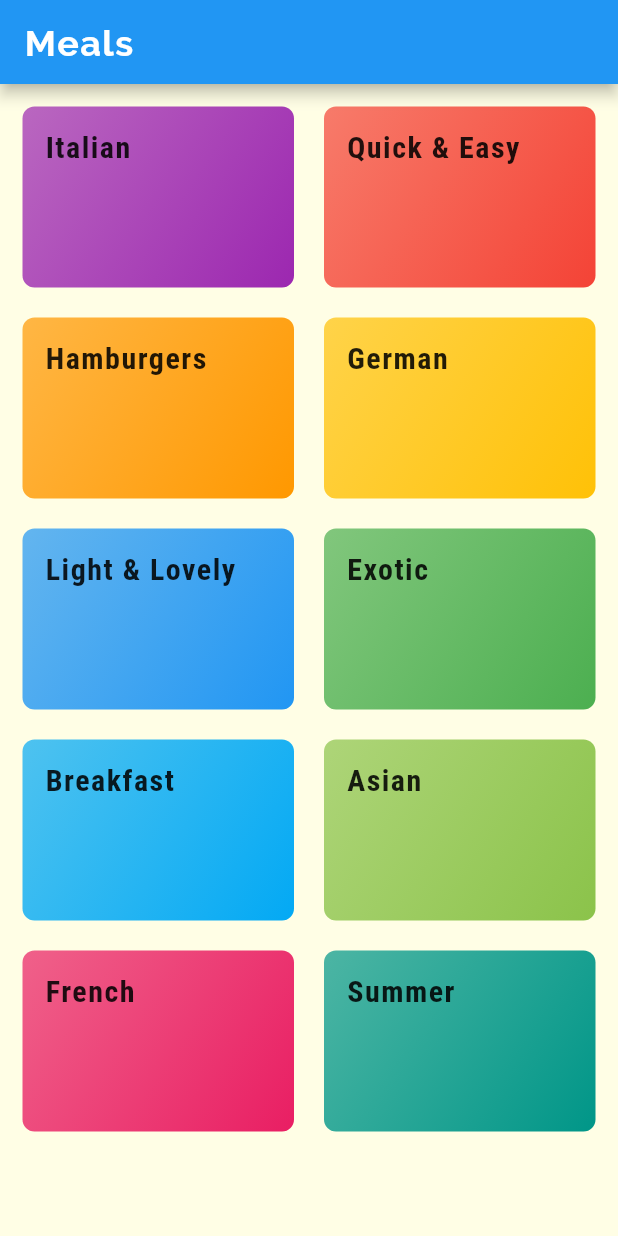
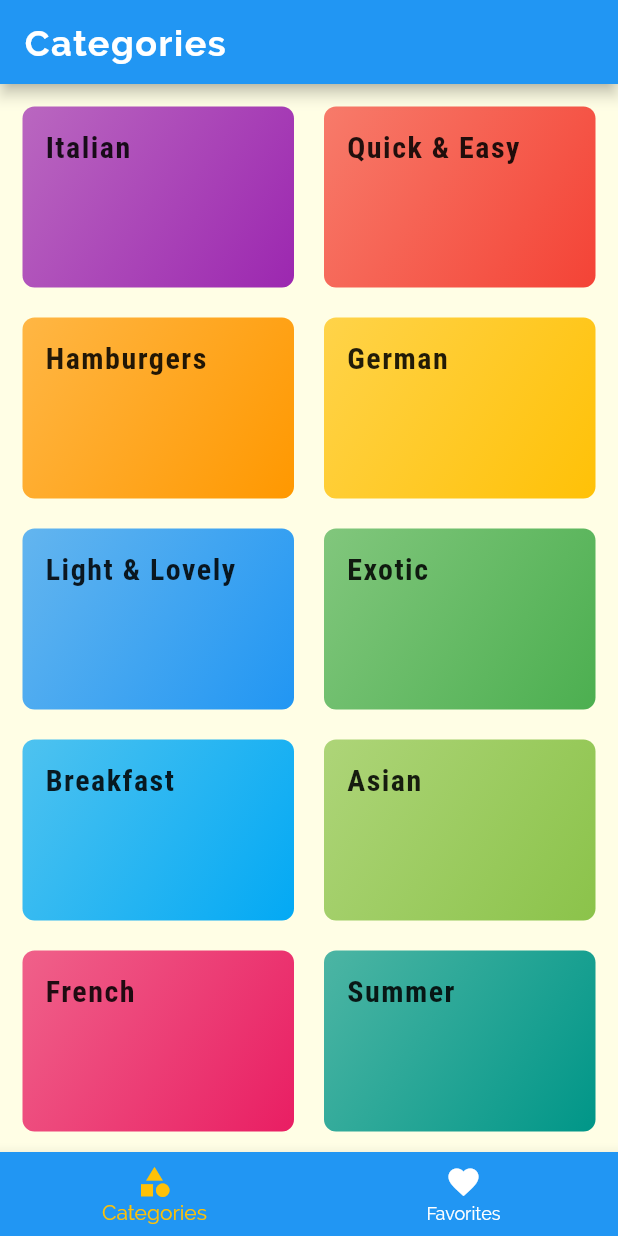
Before and after one commit to zerosand1s/meals, a Flutter app: the screen it shows after launch, on a phone screen of 412 x 824 dp. Run offline on Flutter 3.47's test engine with Material 2 defaults, Android fonts, the phone set to English and light mode, and no system bars.

Commit message:
add bottom navigation bar

```diff
--- a/lib/main.dart
+++ b/lib/main.dart
@@ -3,6 +3,7 @@ import 'package:flutter/material.dart';
 import './screens/categories_screen.dart';
 import './screens/category_meals_screen.dart';
 import './screens/meal_detail_screen.dart';
+import './screens/bottom_tabs_screen.dart';
 
 void main() {
   runApp(MyApp());
@@ -34,8 +35,9 @@ class MyApp extends StatelessWidget {
             ),
         visualDensity: VisualDensity.adaptivePlatformDensity,
       ),
-      home: CategoriesScreen(),
+      // home: CategoriesScreen(),
       routes: {
+        '/': (context) => BottomTabsScreen(),
         CategoryMealsScreen.routeName: (context) => CategoryMealsScreen(),
         MealDetailScreen.routeName: (context) => MealDetailScreen()
       },
--- /dev/null
+++ b/lib/screens/bottom_tabs_screen.dart
@@ -0,0 +1,64 @@
+import 'package:flutter/material.dart';
+
+import './categories_screen.dart';
+import './favorites_screen.dart';
+
+class BottomTabsScreen extends StatefulWidget {
+  @override
+  _BottomTabsScreenState createState() => _BottomTabsScreenState();
+}
+
+class _BottomTabsScreenState extends State<BottomTabsScreen> {
+  final List<Map<String, Object>> _screens = [
+    {
+      'screen': CategoriesScreen(),
+      'title': 'Categories',
+    },
+    {
+      'screen': FavoritesScreen(),
+      'title': 'Your Favorites',
+    }
+  ];
+
+  int _selectedScreenIndex = 0;
+
+  void _selectScreen(int index) {
+    setState(() {
+      _selectedScreenIndex = index;
+    });
+  }
+
+  @override
+  Widget build(BuildContext context) {
+    return Scaffold(
+      appBar: AppBar(
+        title: Text(
+          _screens[_selectedScreenIndex]['title'],
+          style: TextStyle(
+            fontSize: 24,
+            letterSpacing: 1,
+            fontWeight: FontWeight.bold,
+          ),
+        ),
+      ),
+      body: _screens[_selectedScreenIndex]['screen'],
+      bottomNavigationBar: BottomNavigationBar(
+        backgroundColor: Theme.of(context).primaryColor,
+        selectedItemColor: Theme.of(context).accentColor,
+        unselectedItemColor: Colors.white,
+        currentIndex: _selectedScreenIndex,
+        items: [
+          BottomNavigationBarItem(
+            icon: Icon(Icons.category),
+            title: Text('Categories'),
+          ),
+          BottomNavigationBarItem(
+            icon: Icon(Icons.favorite),
+            title: Text('Favorites'),
+          )
+        ],
+        onTap: _selectScreen,
+      ),
+    );
+  }
+}
--- a/lib/screens/categories_screen.dart
+++ b/lib/screens/categories_screen.dart
@@ -7,18 +7,7 @@ import '../dummy_data.dart';
 class CategoriesScreen extends StatelessWidget {
   @override
   Widget build(BuildContext context) {
-    return Scaffold(
-      appBar: AppBar(
-        title: const Text(
-          'Meals',
-          style: TextStyle(
-            fontSize: 24,
-            letterSpacing: 1,
-            fontWeight: FontWeight.bold,
-          ),
-        ),
-      ),
-      body: GridView(
+    return GridView(
       padding: const EdgeInsets.all(15),
       gridDelegate: SliverGridDelegateWithMaxCrossAxisExtent(
         maxCrossAxisExtent: 200,
@@ -35,7 +24,6 @@ class CategoriesScreen extends StatelessWidget {
             ),
           )
           .toList(),
-      ),
     );
   }
 }
--- /dev/null
+++ b/lib/screens/favorites_screen.dart
@@ -0,0 +1,10 @@
+import 'package:flutter/material.dart';
+
+class FavoritesScreen extends StatelessWidget {
+  @override
+  Widget build(BuildContext context) {
+    return Center(
+      child: Text('Favorites...'),
+    );
+  }
+}
```
Lines whose indentation alone changed are shown as unchanged.
